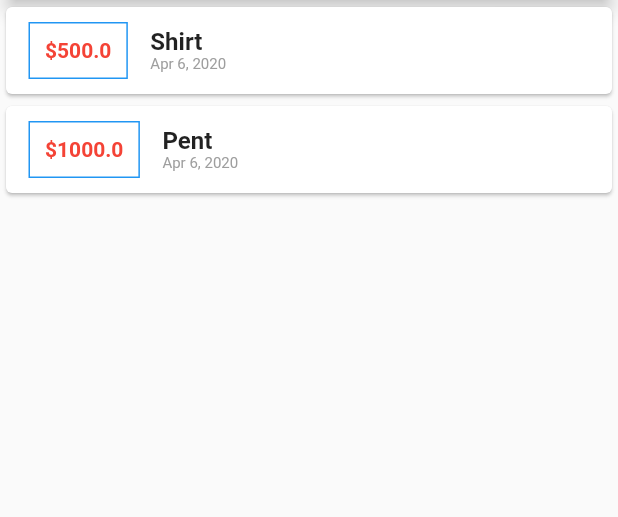
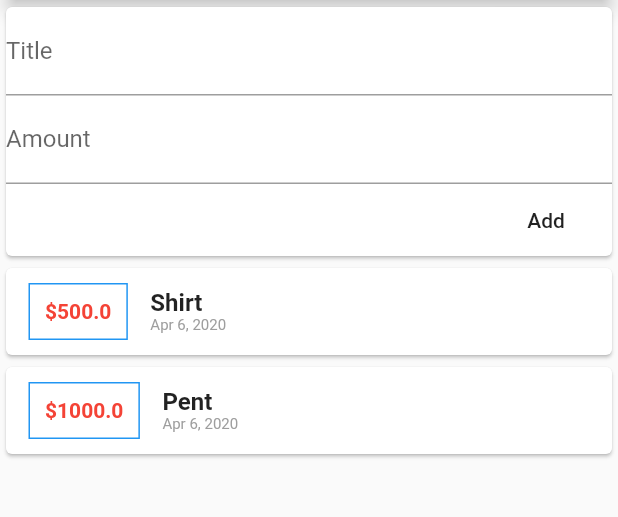
Before and after one commit to zohaib304/expense_manager, a Flutter app: the screen it shows after launch, on a phone screen of 412 x 824 dp, the part 119-636 px from its top. Run offline on Flutter 3.47's test engine with Material 2 defaults, Android fonts, the phone set to English and light mode, and no system bars.

Commit message:
Fetching user input

```diff
--- a/lib/main.dart
+++ b/lib/main.dart
@@ -21,6 +21,11 @@ class MyHomePage extends StatelessWidget {
     Transaction(id: 't2', title: 'Pent', amount: 1000.0, date: DateTime.now())
   ];
 
+  // String titleInput;
+  // String amountInput;
+  final titleController = TextEditingController();
+  final amountController = TextEditingController();
+
   @override
   Widget build(BuildContext context) {
     return Scaffold(
@@ -33,6 +38,32 @@ class MyHomePage extends StatelessWidget {
                 color: Colors.blue[100],
                 child: Text("Welcome to Expense manager"),
                 elevation: 5,
+              ),
+            ),
+            Card(
+              child: Container(
+                child: Column(
+                  crossAxisAlignment: CrossAxisAlignment.end,
+                  children: <Widget>[
+                    TextField(
+                      decoration: InputDecoration(labelText: 'Title'),
+                      controller: titleController,
+                      // onChanged: (val) => titleInput = val,
+                    ),
+                    TextField(
+                      decoration: InputDecoration(labelText: 'Amount'),
+                      controller: amountController,
+                      // onChanged: (val) => amountInput = val,
+                    ),
+                    FlatButton(
+                      child: Text('Add'),
+                      onPressed: () {
+                        print(titleController.text);
+                        print(amountController.text);
+                      },
+                    )
+                  ],
+                ),
               ),
             ),
             Column(
@@ -72,8 +103,7 @@ class MyHomePage extends StatelessWidget {
                           ),
                           Text(
                             DateFormat.yMMMd().format(tx.date),
-                            style:
-                                TextStyle(fontSize: 10, color: Colors.grey),
+                            style: TextStyle(fontSize: 10, color: Colors.grey),
                           ),
                         ],
                       )
```
